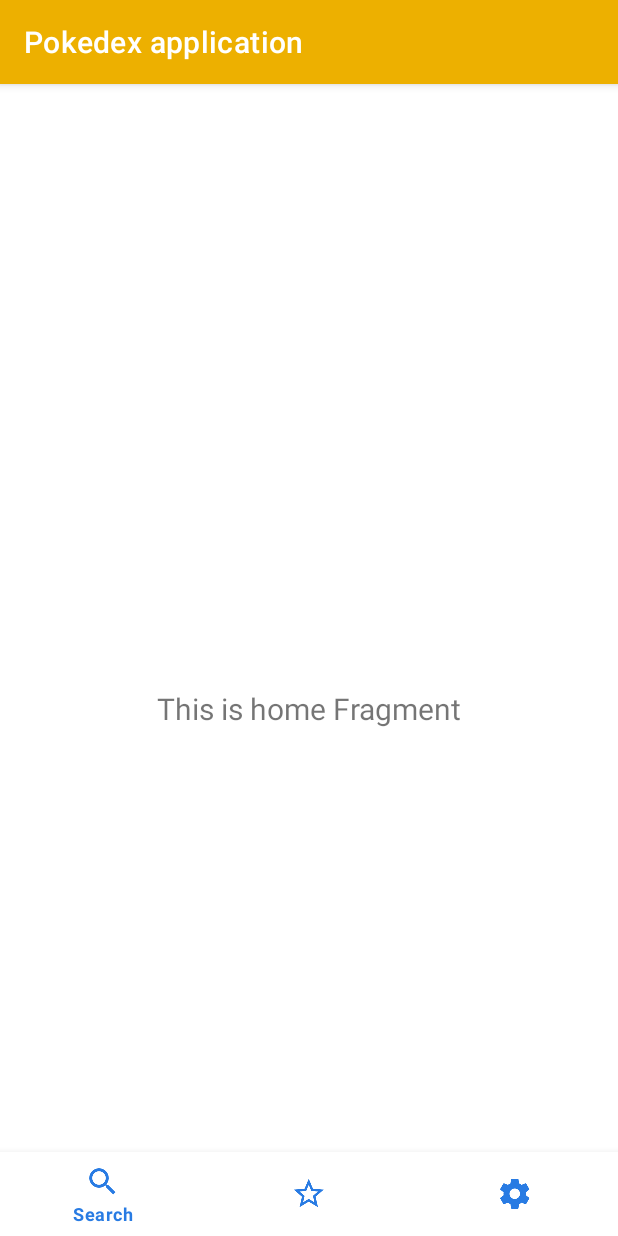
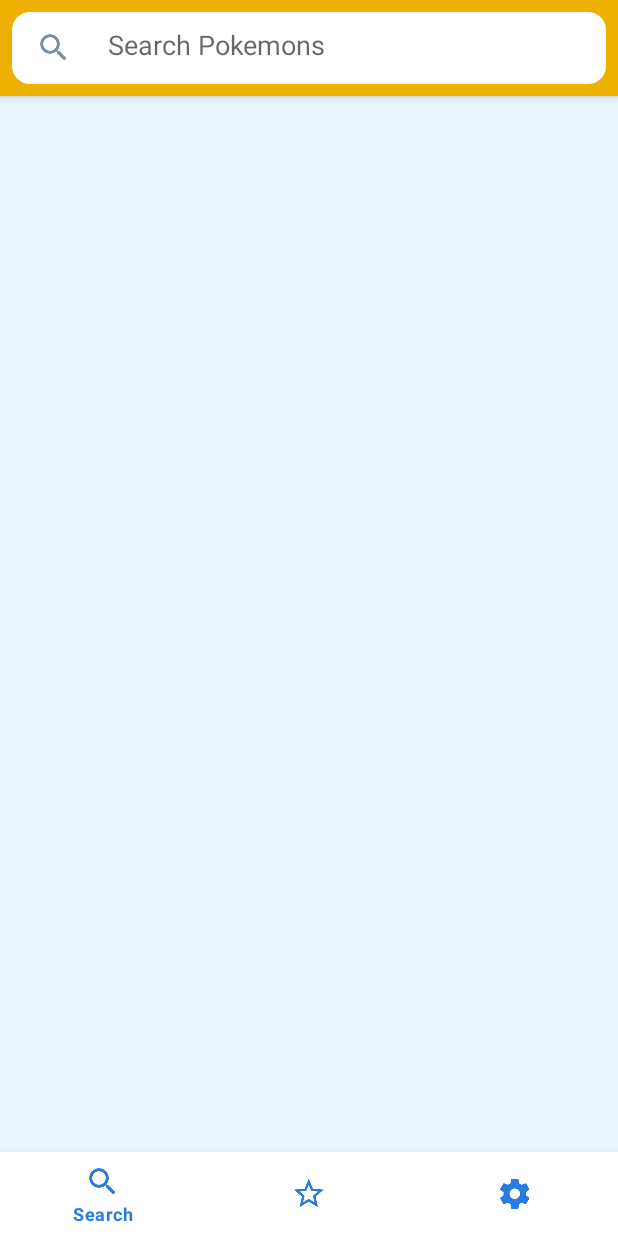
Before and after one commit to ivannavratil/SofaScoreAndroidAcademyProject, an Android app: the screen it shows after launch (MainActivity), on a phone screen of 412 x 824 dp. Run offline under Robolectric (Android 15) with nearby library versions, the phone set to English and light mode, and no system bars; our stand-ins replace navigation-ui.

Commit message:
SearchFragment layout added

```diff
--- a/app/src/main/java/sofascore/pokedex/ui/fragment/SearchFragment.kt
+++ b/app/src/main/java/sofascore/pokedex/ui/fragment/SearchFragment.kt
@@ -31,10 +31,10 @@ class SearchFragment : Fragment() {
         _binding = FragmentSearchBinding.inflate(inflater, container, false)
         val root: View = binding.root
 
-        val textView: TextView = binding.textHome
-        homeViewModel.text.observe(viewLifecycleOwner, Observer {
-            textView.text = it
-        })
+//        val textView: TextView = binding.textHome
+//        homeViewModel.text.observe(viewLifecycleOwner, Observer {
+//            textView.text = it
+//        })
         return root
     }
 
--- /dev/null
+++ b/app/src/main/res/drawable/my_rect_surface_1.xml
@@ -0,0 +1,7 @@
+<?xml version="1.0" encoding="utf-8"?>
+
+<shape xmlns:android="http://schemas.android.com/apk/res/android"
+    android:shape="rectangle">
+    <solid android:color="@color/surface_1" />
+    <corners android:radius="12dp" />
+</shape>
--- a/app/src/main/res/layout/activity_main.xml
+++ b/app/src/main/res/layout/activity_main.xml
@@ -3,8 +3,7 @@
     xmlns:app="http://schemas.android.com/apk/res-auto"
     android:id="@+id/container"
     android:layout_width="match_parent"
-    android:layout_height="match_parent"
-    android:paddingTop="?attr/actionBarSize">
+    android:layout_height="match_parent">
 
     <fragment
         android:id="@+id/nav_host_fragment_activity_main"
@@ -19,14 +18,14 @@
         app:navGraph="@navigation/mobile_navigation" />
 
     <com.google.android.material.bottomnavigation.BottomNavigationView
-        app:itemIconTint="@drawable/nav_selector"
-        app:itemTextColor="@color/tint_secondary"
         android:id="@+id/nav_view"
         android:layout_width="0dp"
         android:layout_height="wrap_content"
         android:layout_marginStart="0dp"
         android:layout_marginEnd="0dp"
         android:background="?android:attr/windowBackground"
+        app:itemIconTint="@drawable/nav_selector"
+        app:itemTextColor="@color/tint_secondary"
         app:labelVisibilityMode="selected"
         app:layout_constraintBottom_toBottomOf="parent"
         app:layout_constraintLeft_toLeftOf="parent"
--- a/app/src/main/res/layout/fragment_search.xml
+++ b/app/src/main/res/layout/fragment_search.xml
@@ -6,17 +6,103 @@
     android:layout_height="match_parent"
     tools:context=".ui.fragment.SearchFragment">
 
-    <TextView
-        android:id="@+id/text_home"
+    <com.google.android.material.appbar.AppBarLayout
+        android:id="@+id/appbarLayout"
         android:layout_width="match_parent"
-        android:layout_height="wrap_content"
-        android:layout_marginStart="8dp"
-        android:layout_marginTop="8dp"
-        android:layout_marginEnd="8dp"
-        android:textAlignment="center"
-        android:textSize="20sp"
+        android:layout_height="64dp"
+        app:layout_constraintStart_toStartOf="parent"
+        app:layout_constraintTop_toTopOf="parent">
+
+        <androidx.constraintlayout.widget.ConstraintLayout
+            android:layout_width="match_parent"
+            android:layout_height="match_parent"
+            android:background="@color/tint_primary">
+
+
+            <androidx.constraintlayout.widget.ConstraintLayout
+                android:layout_width="match_parent"
+                android:layout_height="48dp"
+                android:layout_marginStart="8dp"
+                android:layout_marginTop="8dp"
+                android:layout_marginEnd="8dp"
+                android:layout_marginBottom="8dp"
+                android:background="@drawable/my_rect_surface_1"
+                app:layout_constraintBottom_toBottomOf="parent"
+                app:layout_constraintStart_toStartOf="parent"
+                app:layout_constraintTop_toTopOf="parent">
+
+
+                <ImageView
+                    android:id="@+id/image_search"
+                    android:layout_width="24dp"
+                    android:layout_height="24dp"
+                    android:layout_marginStart="16dp"
+                    android:layout_marginTop="12dp"
+                    android:layout_marginBottom="12dp"
+                    android:src="@drawable/ic_search"
+                    app:layout_constraintBottom_toBottomOf="parent"
+                    app:layout_constraintStart_toStartOf="parent"
+                    app:layout_constraintTop_toTopOf="parent"
+                    tools:ignore="ContentDescription" />
+
+
+                <AutoCompleteTextView
+                    android:id="@+id/auto_complete_text_view"
+                    android:layout_width="0dp"
+                    android:layout_height="0dp"
+                    android:layout_marginStart="64dp"
+                    android:layout_marginEnd="64dp"
+                    android:background="@android:color/transparent"
+                    android:completionHint="@string/Select_a_pokemon"
+                    android:completionThreshold="1"
+                    android:hint="@string/Search_Pokemons"
+                    android:inputType="text"
+                    android:maxLines="1"
+                    android:paddingTop="14dp"
+                    android:paddingBottom="14dp"
+                    app:layout_constraintBottom_toBottomOf="parent"
+                    app:layout_constraintEnd_toEndOf="parent"
+                    app:layout_constraintStart_toStartOf="parent"
+                    app:layout_constraintTop_toTopOf="parent" />
+
+
+                <TextView
+                    android:id="@+id/selected_item"
+                    android:layout_width="match_parent"
+                    android:layout_height="wrap_content"
+                    android:layout_marginTop="50dp"
+                    android:padding="20dp"
+                    app:layout_constraintEnd_toEndOf="parent"
+                    app:layout_constraintStart_toStartOf="parent"
+                    app:layout_constraintTop_toBottomOf="@id/auto_complete_text_view" />
+
+            </androidx.constraintlayout.widget.ConstraintLayout>
+
+
+        </androidx.constraintlayout.widget.ConstraintLayout>
+
+
+    </com.google.android.material.appbar.AppBarLayout>
+
+
+    <androidx.constraintlayout.widget.ConstraintLayout
+        android:layout_width="match_parent"
+        android:layout_height="0dp"
+        android:background="@color/surface_0"
         app:layout_constraintBottom_toBottomOf="parent"
         app:layout_constraintEnd_toEndOf="parent"
         app:layout_constraintStart_toStartOf="parent"
-        app:layout_constraintTop_toTopOf="parent" />
+        app:layout_constraintTop_toBottomOf="@id/appbarLayout">
+
+
+        <androidx.recyclerview.widget.RecyclerView
+            android:id="@+id/recycler_view_recent"
+            android:layout_width="match_parent"
+            android:layout_height="0dp"
+            android:layout_marginTop="12dp"
+            app:layout_constraintBottom_toBottomOf="parent"
+            app:layout_constraintEnd_toEndOf="parent"
+            app:layout_constraintStart_toStartOf="parent"
+            app:layout_constraintTop_toTopOf="parent" />
+    </androidx.constraintlayout.widget.ConstraintLayout>
 </androidx.constraintlayout.widget.ConstraintLayout>
--- a/app/src/main/res/values-night/themes.xml
+++ b/app/src/main/res/values-night/themes.xml
@@ -1,6 +1,6 @@
 <resources xmlns:tools="http://schemas.android.com/tools">
     <!-- Base application theme. -->
-    <style name="Theme.PokedexApplication" parent="Theme.MaterialComponents.DayNight.DarkActionBar">
+    <style name="Theme.PokedexApplication" parent="Theme.MaterialComponents.DayNight.NoActionBar">
         <!-- Primary brand color. -->
         <item name="colorPrimary">@color/tint_primary</item>
         <item name="colorPrimaryVariant">@color/tint_primary</item>
--- a/app/src/main/res/values/strings.xml
+++ b/app/src/main/res/values/strings.xml
@@ -3,4 +3,6 @@
     <string name="Search">Search</string>
     <string name="Favorites">Favorites</string>
     <string name="Settings">Settings</string>
+    <string name="Search_Pokemons">Search Pokemons</string>
+    <string name="Select_a_pokemon">Select a pokemon</string>
 </resources>
--- a/app/src/main/res/values/themes.xml
+++ b/app/src/main/res/values/themes.xml
@@ -1,6 +1,6 @@
 <resources xmlns:tools="http://schemas.android.com/tools">
     <!-- Base application theme. -->
-    <style name="Theme.PokedexApplication" parent="Theme.MaterialComponents.DayNight.DarkActionBar">
+    <style name="Theme.PokedexApplication" parent="Theme.MaterialComponents.DayNight.NoActionBar">
 
         <!-- Primary brand color. -->
         <item name="colorPrimary">@color/tint_primary</item>
```
